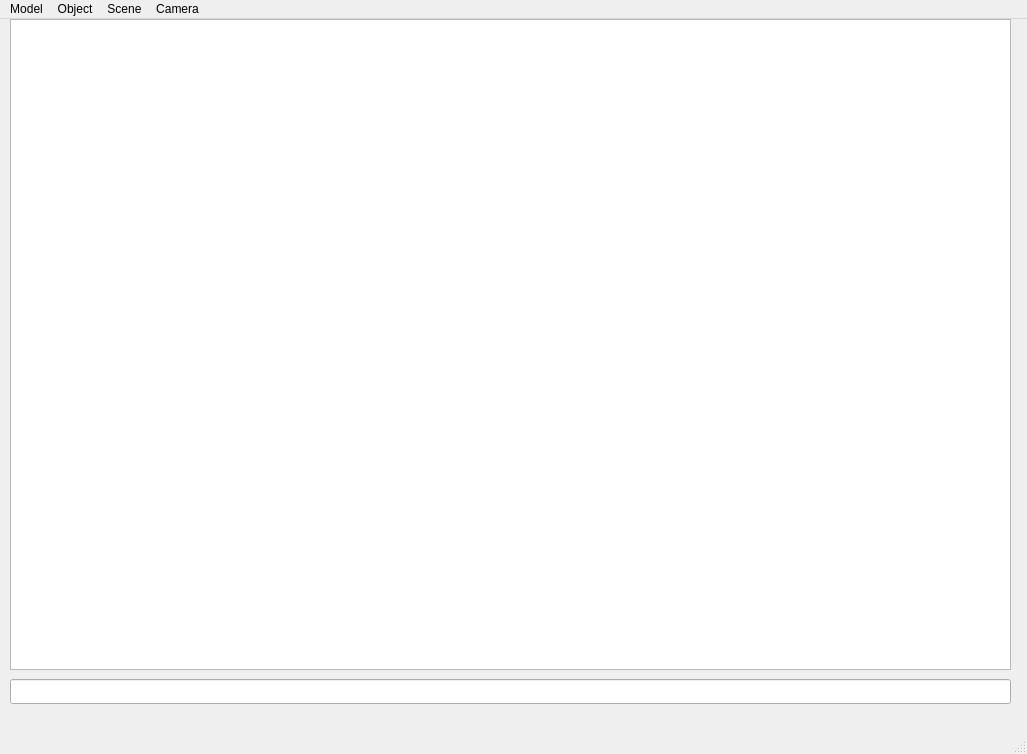
Old version of the form 3/qt_ui/mainwindow.ui in the repository awarebayes/oop.
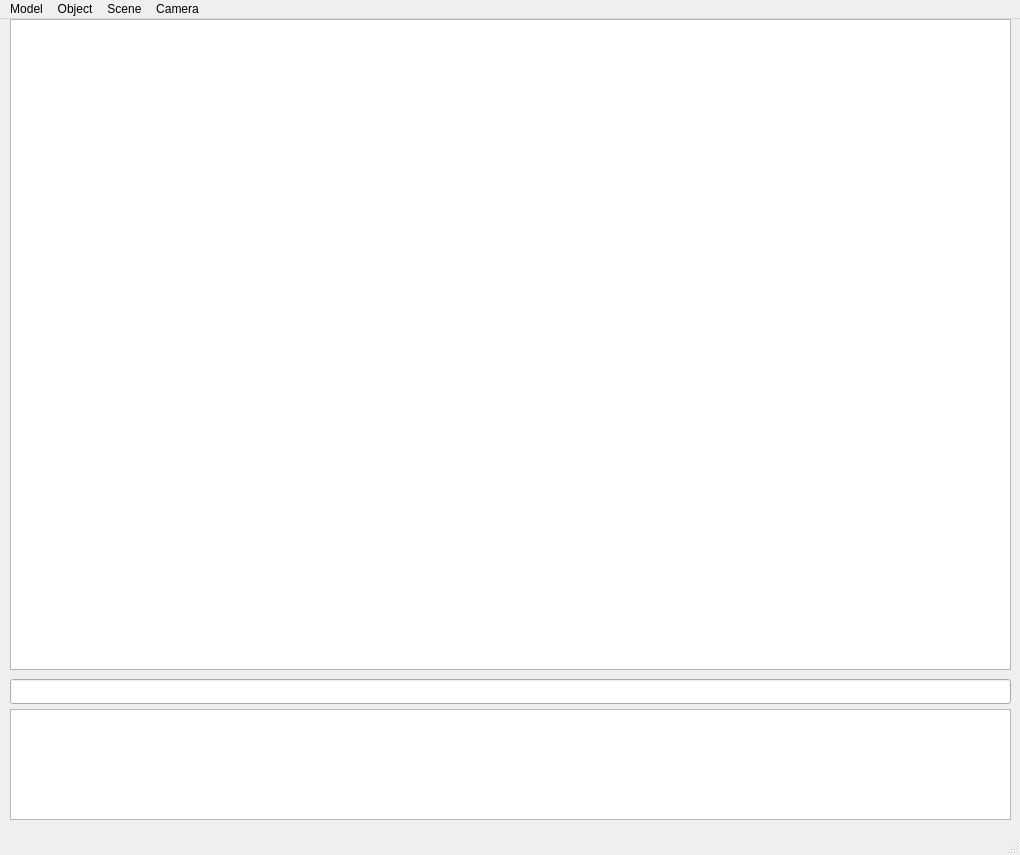
New version of the form.

Patch:
```diff
--- a/3/qt_ui/mainwindow.ui
+++ b/3/qt_ui/mainwindow.ui
@@ -6,8 +6,8 @@
    <rect>
     <x>0</x>
     <y>0</y>
-    <width>1027</width>
-    <height>754</height>
+    <width>1020</width>
+    <height>855</height>
    </rect>
   </property>
   <property name="windowTitle">
@@ -30,19 +30,6 @@
      </size>
     </property>
    </widget>
-   <widget class="QLabel" name="feedback_thingy">
-    <property name="geometry">
-     <rect>
-      <x>10</x>
-      <y>688</y>
-      <width>1001</width>
-      <height>20</height>
-     </rect>
-    </property>
-    <property name="text">
-     <string>&lt;NORMAL&gt;</string>
-    </property>
-   </widget>
    <widget class="QLineEdit" name="line_edit">
     <property name="geometry">
      <rect>
@@ -53,6 +40,16 @@
      </rect>
     </property>
    </widget>
+   <widget class="QTextBrowser" name="feedback_thingy">
+    <property name="geometry">
+     <rect>
+      <x>10</x>
+      <y>690</y>
+      <width>1001</width>
+      <height>111</height>
+     </rect>
+    </property>
+   </widget>
   </widget>
   <widget class="QStatusBar" name="statusbar"/>
   <widget class="QMenuBar" name="menubar">
@@ -60,7 +57,7 @@
     <rect>
      <x>0</x>
      <y>0</y>
-     <width>1027</width>
+     <width>1020</width>
      <height>22</height>
     </rect>
    </property>
```
